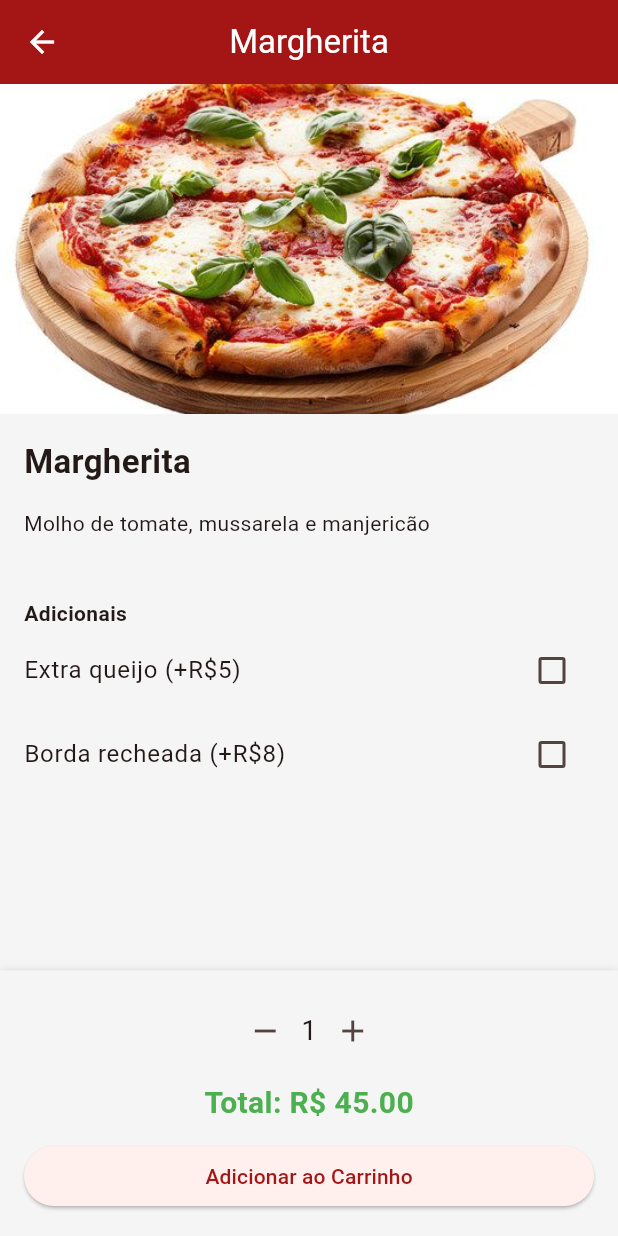
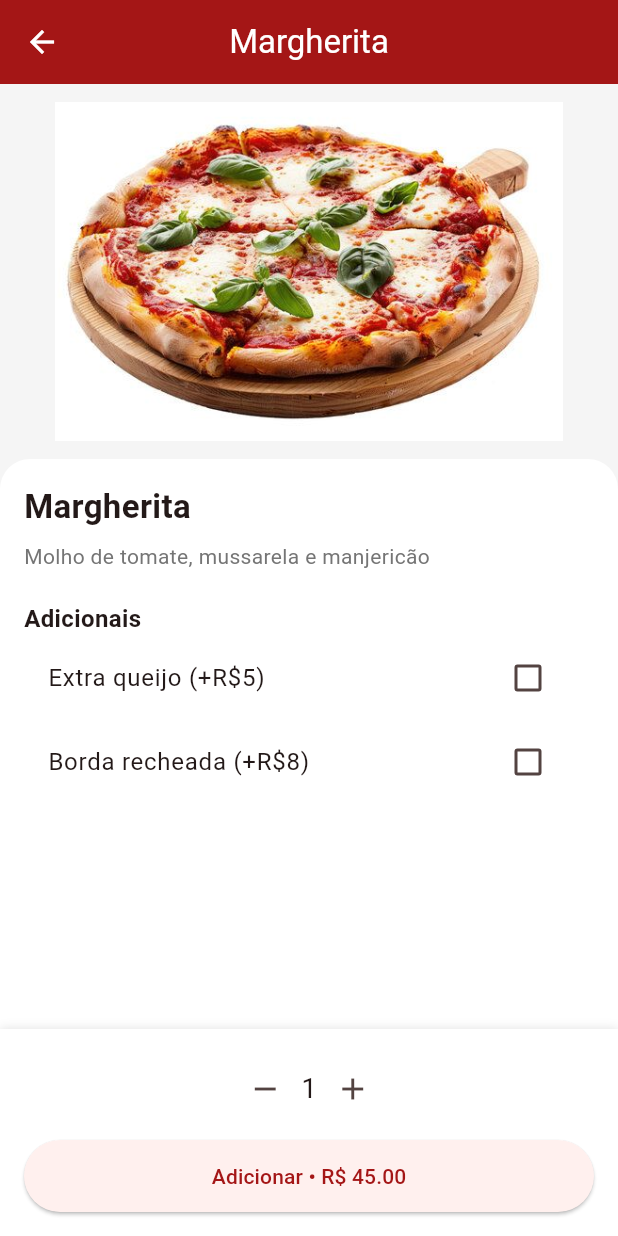
Before and after one commit to 0leoncs0/Projects, a Flutter app: the CardapioPage screen opened directly, after a tap on "Margherita", on a phone screen of 412 x 824 dp. Run offline on Flutter 3.47's test engine with Material 3 defaults, Android fonts, the phone set to English and light mode, and no system bars.

Commit message:
atualizações

```diff
--- a/lib/screens/cardapio.dart
+++ b/lib/screens/cardapio.dart
@@ -46,18 +46,18 @@ class CardapioPage extends StatelessWidget {
                       );
                     },
                     leading: ClipRRect(
-                      borderRadius: BorderRadius.circular(8),
-                      child: Image.asset(
-                        pizza.imagem,
-                        width: 50,
-                        height: 50,
-                        fit: BoxFit.cover,
-                        errorBuilder: (context, error, stackTrace) =>
-                            const Icon(
-                              Icons.local_pizza,
-                              size: 40,
-                              color: Color(0xFFA41616),
-                            ),
+                      borderRadius: BorderRadius.circular(10),
+                      child: Container(
+                        width: 60,
+                        height: 60,
+                        color: Colors.grey[100],
+                        child: Padding(
+                          padding: const EdgeInsets.all(4),
+                          child: Image.asset(
+                            pizza.imagem,
+                            fit: BoxFit.contain,
+                          ),
+                        ),
                       ),
                     ),
                     title: Text(
--- a/lib/screens/pizza_detail_page.dart
+++ b/lib/screens/pizza_detail_page.dart
@@ -32,42 +32,58 @@ class _PizzaDetailPageState extends State<PizzaDetailPage> {
     return Scaffold(
       appBar: AppBar(title: Text(widget.pizza.nome)),
       body: Column(
-        crossAxisAlignment: CrossAxisAlignment.start,
   children: [
-          // imagem
-          Image.asset(
+    // IMAGEM
+    Container(
+      width: double.infinity,
+      height: 250,
+      color: Colors.grey[100],
+      child: Padding(
+        padding: const EdgeInsets.all(12),
+        child: Image.asset(
           widget.pizza.imagem,
-            width: double.infinity,
-            height: 220,
-            fit: BoxFit.cover,
-            errorBuilder: (context, error, stackTrace) =>
-                const Icon(Icons.local_pizza, size: 100),
+          fit: BoxFit.contain,
         ),
-
-          Padding(
-            padding: const EdgeInsets.all(16),
-            child: Text(
-              widget.pizza.nome,
-              style: const TextStyle(fontSize: 22, fontWeight: FontWeight.bold),
       ),
     ),
 
-          Padding(
-            padding: const EdgeInsets.symmetric(horizontal: 16),
-            child: Text(widget.pizza.descricao),
+    // CONTEÚDO
+    Expanded(
+      child: Container(
+        decoration: const BoxDecoration(
+          color: Colors.white,
+          borderRadius: BorderRadius.vertical(top: Radius.circular(20)),
+        ),
+        child: Padding(
+          padding: const EdgeInsets.all(16),
+          child: ListView(
+            children: [
+              // NOME
+              Text(
+                widget.pizza.nome,
+                style: const TextStyle(
+                  fontSize: 22,
+                  fontWeight: FontWeight.bold,
+                ),
+              ),
+
+              const SizedBox(height: 8),
+
+              // DESCRIÇÃO
+              Text(
+                widget.pizza.descricao,
+                style: TextStyle(color: Colors.grey[600]),
               ),
 
               const SizedBox(height: 20),
 
-          // adicionais
-          if (isSalgada) ...[
-            const SizedBox(height: 20),
-
-            Padding(
-              padding: const EdgeInsets.symmetric(horizontal: 16),
-              child: const Text(
+              // ADICIONAIS (se for salgada)
+              if (widget.pizza.categoria == "Salgadas") ...[
+                const Text(
                   "Adicionais",
-                style: TextStyle(fontWeight: FontWeight.bold),
+                  style: TextStyle(
+                    fontWeight: FontWeight.bold,
+                    fontSize: 16,
                   ),
                 ),
 
@@ -91,30 +107,32 @@ class _PizzaDetailPageState extends State<PizzaDetailPage> {
                   },
                 ),
               ],
+            ],
+          ),
+        ),
+      ),
+    ),
 
-          const Spacer(),
-
-          // quantidade+total+botão
+    // BARRA INFERIOR (fixa)
     Container(
       padding: const EdgeInsets.all(16),
-            decoration: BoxDecoration(
-              color: Colors.grey[100],
-              boxShadow: const [
+      decoration: const BoxDecoration(
+        color: Colors.white,
+        boxShadow: [
           BoxShadow(color: Colors.black12, blurRadius: 5),
         ],
       ),
       child: Column(
+        mainAxisSize: MainAxisSize.min,
         children: [
-                // quantidade
+          // QUANTIDADE
           Row(
             mainAxisAlignment: MainAxisAlignment.center,
             children: [
               IconButton(
                 onPressed: () {
                   if (quantidade > 1) {
-                          setState(() {
-                            quantidade--;
-                          });
+                    setState(() => quantidade--);
                   }
                 },
                 icon: const Icon(Icons.remove),
@@ -125,9 +143,7 @@ class _PizzaDetailPageState extends State<PizzaDetailPage> {
               ),
               IconButton(
                 onPressed: () {
-                        setState(() {
-                          quantidade++;
-                        });
+                  setState(() => quantidade++);
                 },
                 icon: const Icon(Icons.add),
               ),
@@ -136,22 +152,13 @@ class _PizzaDetailPageState extends State<PizzaDetailPage> {
 
           const SizedBox(height: 10),
 
-                // total
-                Text(
-                  "Total: R\$ ${precoTotal.toStringAsFixed(2)}",
-                  style: const TextStyle(
-                    fontSize: 20,
-                    color: Colors.green,
-                    fontWeight: FontWeight.bold,
-                  ),
-                ),
-
-                const SizedBox(height: 10),
-
-                // botão
+          // BOTÃO
           SizedBox(
             width: double.infinity,
             child: ElevatedButton(
+              style: ElevatedButton.styleFrom(
+                padding: const EdgeInsets.symmetric(vertical: 14),
+              ),
               onPressed: () {
                 for (int i = 0; i < quantidade; i++) {
                   Cart().adicionar(widget.pizza);
@@ -159,13 +166,14 @@ class _PizzaDetailPageState extends State<PizzaDetailPage> {
 
                 ScaffoldMessenger.of(context).showSnackBar(
                   SnackBar(
-                          content: Text(
-                            "${widget.pizza.nome} adicionada ao carrinho",
-                          ),
+                    content:
+                        Text("${widget.pizza.nome} adicionada ao carrinho"),
                   ),
                 );
               },
-                    child: const Text("Adicionar ao Carrinho"),
+              child: Text(
+                "Adicionar • R\$ ${precoTotal.toStringAsFixed(2)}",
+              ),
             ),
           ),
         ],
```
Lines whose indentation alone changed are shown as unchanged.
